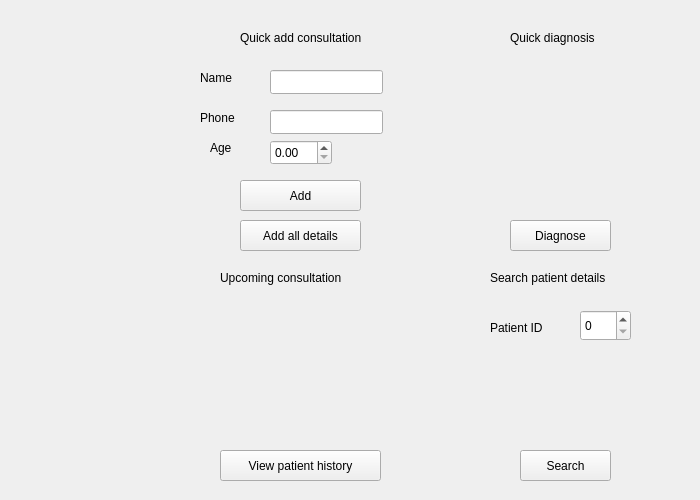
Qt form asd/menu.ui (rkishibe/diaggaze) before a commit.
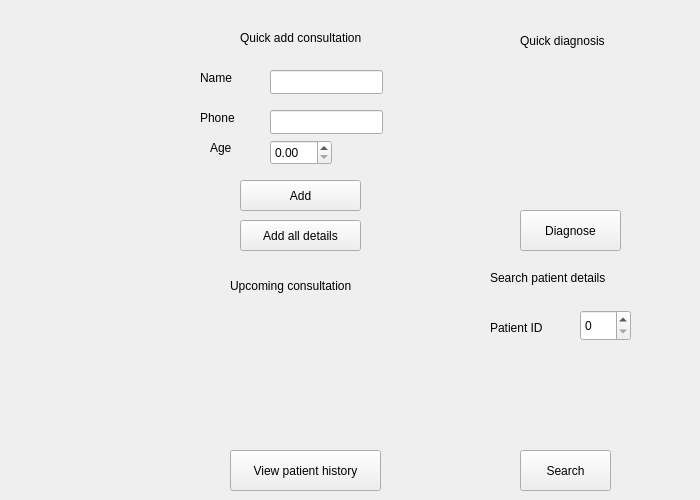
The same form after that commit.

```diff
--- a/asd/menu.ui
+++ b/asd/menu.ui
@@ -143,10 +143,10 @@
    <widget class="QLabel" name="quick_diagnose">
     <property name="geometry">
      <rect>
-      <x>60</x>
+      <x>70</x>
       <y>10</y>
-      <width>101</width>
-      <height>16</height>
+      <width>91</width>
+      <height>21</height>
      </rect>
     </property>
     <property name="text">
@@ -156,10 +156,10 @@
    <widget class="QPushButton" name="diagnose">
     <property name="geometry">
      <rect>
-      <x>60</x>
-      <y>200</y>
+      <x>70</x>
+      <y>190</y>
       <width>101</width>
-      <height>31</height>
+      <height>41</height>
      </rect>
     </property>
     <property name="text">
@@ -179,10 +179,10 @@
    <widget class="QLabel" name="consultations">
     <property name="geometry">
      <rect>
-      <x>40</x>
+      <x>50</x>
       <y>10</y>
       <width>151</width>
-      <height>16</height>
+      <height>31</height>
      </rect>
     </property>
     <property name="text">
@@ -192,10 +192,10 @@
    <widget class="QPushButton" name="patient_history">
     <property name="geometry">
      <rect>
-      <x>40</x>
+      <x>50</x>
       <y>190</y>
-      <width>161</width>
-      <height>31</height>
+      <width>151</width>
+      <height>41</height>
      </rect>
     </property>
     <property name="text">
@@ -257,7 +257,7 @@
       <x>70</x>
       <y>190</y>
       <width>91</width>
-      <height>31</height>
+      <height>41</height>
      </rect>
     </property>
     <property name="text">
```
Left out of the diff: 4 changed lines with no effect on the pictures.
